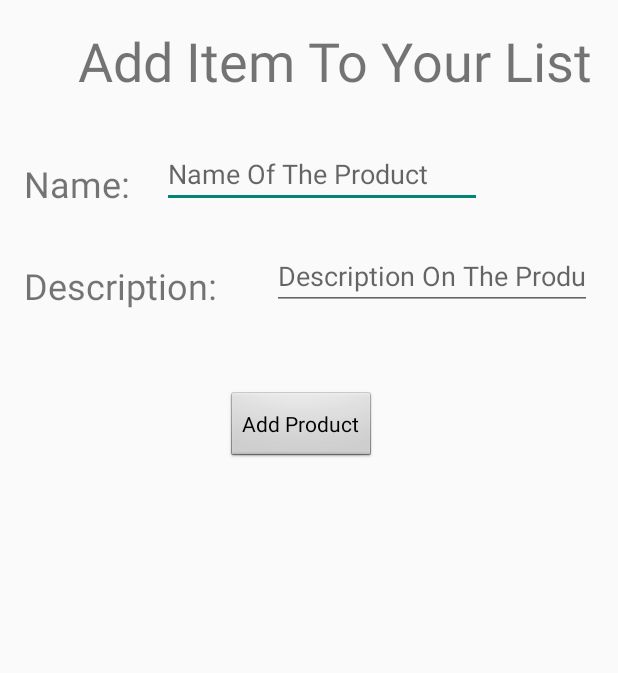
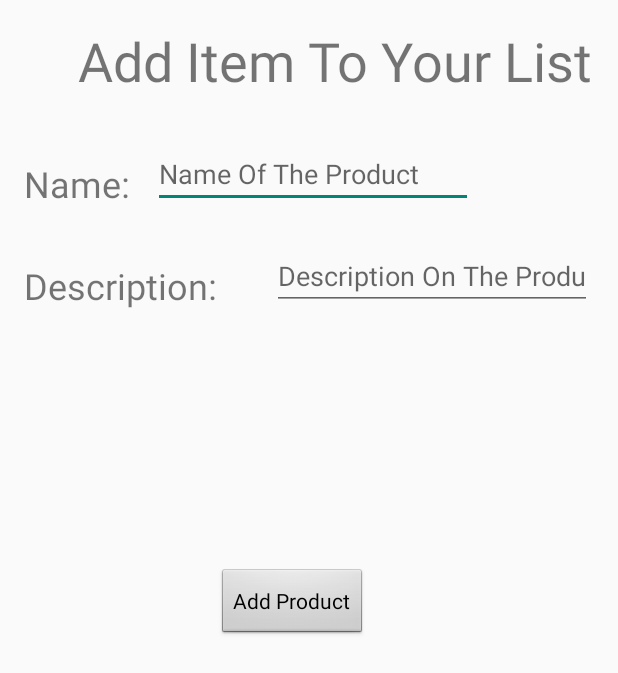
Before and after one commit to RoyiJourno/MyShoppingList, an Android app: the AddItemToList screen opened directly, with no data from a screen before it, after a tap on "Add Product", on a phone screen of 412 x 824 dp. Shown: the top 673 px of the screen. Run offline under Robolectric (Android 15) with nearby library versions, the phone set to English and light mode, and no system bars; our stand-ins replace Firebase (no records; nobody signed in at launch, a user with empty details on screens opened directly).

Commit message:
עדיין לא עובד:\

```diff
--- a/app/src/main/java/com/royijournogmail/myshoppinglist/AddItemToList.java
+++ b/app/src/main/java/com/royijournogmail/myshoppinglist/AddItemToList.java
@@ -1,14 +1,20 @@
 package com.royijournogmail.myshoppinglist;
 
+import android.provider.ContactsContract;
 import android.support.v7.app.AppCompatActivity;
 import android.os.Bundle;
 import android.view.View;
 import android.widget.Button;
 import android.widget.EditText;
+import android.widget.Toast;
 
 import com.google.firebase.auth.FirebaseAuth;
+import com.google.firebase.auth.FirebaseUser;
+import com.google.firebase.database.DataSnapshot;
+import com.google.firebase.database.DatabaseError;
 import com.google.firebase.database.DatabaseReference;
 import com.google.firebase.database.FirebaseDatabase;
+import com.google.firebase.database.ValueEventListener;
 
 public class AddItemToList extends AppCompatActivity {
 
@@ -20,16 +26,68 @@ public class AddItemToList extends AppCompatActivity {
         EditText proName = findViewById(R.id.proName);
         EditText proDesc = findViewById(R.id.proDesc);
 
+
         final String productName = proName.getText().toString();
         final String productDesc = proDesc.getText().toString();
+
 
         Button proAdd = findViewById(R.id.proAdd);
 
         proAdd.setOnClickListener(new View.OnClickListener() {
             @Override
             public void onClick(View v) {
+                try {
+                    final Product p = new Product(productName, null, productDesc); // create product
+
+
+//                FirebaseAuth userInfo = FirebaseAuth.getInstance();
+//                  final String u_id = userInfo.getUid();
+
+                FirebaseDatabase database = FirebaseDatabase.getInstance();
+                DatabaseReference ref = database.getReference();
+
+
+
+                // Attach a listener to read the data at our posts reference
+
+                ref.addValueEventListener(new ValueEventListener() {
+                        @Override
+                        public void onDataChange(DataSnapshot dataSnapshot) {
+                            Iterable<DataSnapshot> children = dataSnapshot.getChildren();
+                            for (DataSnapshot user :children ){
+                                User u = user.getValue(User.class);
+                                Toast.makeText(getApplicationContext(), "Value is: " + u.name, Toast.LENGTH_SHORT).show();
+                            }
+
+ //
+
+                        }
+
+                        @Override
+                        public void onCancelled(DatabaseError databaseError) {
+                            System.out.println("The read failed: " + databaseError.getCode());
+                        }
+                });
+                     /*   value.listOfProduct.add(p);
+                        DatabaseReference dref = FirebaseDatabase.getInstance().getReference();
+                        dref.child(u_id).setValue(value);*/
+            }
+            catch (Exception ex) {
+                Toast.makeText(getApplicationContext(),ex.getMessage().toString(), Toast.LENGTH_LONG).show();
+                ex.printStackTrace();
+
+            }
+
+
+
+
+
+
+
+
+
+
             }
         });
-
     }
 }
--- a/app/src/main/java/com/royijournogmail/myshoppinglist/Product.java
+++ b/app/src/main/java/com/royijournogmail/myshoppinglist/Product.java
@@ -9,7 +9,7 @@ public class Product {
     String p_photoUrl;
     String p_description;
 
-    public Product(String p_name,String p_photoUrl,String p_description) {
+    public Product(String p_name,String p_photoUrl , String p_description) {
         this.p_name = p_name;
         this.p_photoUrl = p_photoUrl;
         this.p_description = p_description;
--- a/app/src/main/res/layout/activity_add_item_to_list.xml
+++ b/app/src/main/res/layout/activity_add_item_to_list.xml
@@ -12,7 +12,7 @@
         android:layout_height="wrap_content"
         android:layout_marginEnd="17dp"
         android:layout_marginTop="16dp"
-        android:text="Add Item To Your List"
+        android:text="@string/additemtoyourlist"
         android:textSize="36sp"
         app:layout_constraintEnd_toEndOf="parent"
         app:layout_constraintTop_toTopOf="parent" />
@@ -23,7 +23,7 @@
         android:layout_height="wrap_content"
         android:layout_marginStart="16dp"
         android:layout_marginTop="106dp"
-        android:text="Name: "
+        android:text="@string/name"
         android:textSize="24sp"
         app:layout_constraintStart_toStartOf="parent"
         app:layout_constraintTop_toTopOf="parent" />
@@ -34,7 +34,7 @@
         android:layout_height="wrap_content"
         android:layout_marginStart="16dp"
         android:layout_marginTop="35dp"
-        android:text="Description:"
+        android:text="@string/description"
         android:textSize="24sp"
         app:layout_constraintStart_toStartOf="parent"
         app:layout_constraintTop_toBottomOf="@+id/textView7" />
@@ -45,7 +45,7 @@
         android:layout_height="wrap_content"
         android:layout_marginStart="15dp"
         android:ems="10"
-        android:hint="Name Of The Product"
+        android:hint="@string/nameoftheproduct"
         android:inputType="textPersonName"
         app:layout_constraintBottom_toBottomOf="@+id/textView7"
         app:layout_constraintStart_toEndOf="@+id/textView7" />
@@ -56,7 +56,7 @@
         android:layout_height="wrap_content"
         android:layout_marginEnd="17dp"
         android:ems="10"
-        android:hint="Description On The Product"
+        android:hint="@string/descriptionontheproduct"
         android:inputType="textPersonName"
         app:layout_constraintBottom_toBottomOf="@+id/textView8"
         app:layout_constraintEnd_toEndOf="parent" />
@@ -66,9 +66,10 @@
         style="@android:style/Widget.Button"
         android:layout_width="wrap_content"
         android:layout_height="wrap_content"
-        android:layout_marginStart="6dp"
-        android:layout_marginTop="54dp"
-        android:text="Add Product"
+        android:layout_marginTop="172dp"
+        android:text="@string/add_product"
         app:layout_constraintStart_toEndOf="@+id/textView8"
         app:layout_constraintTop_toBottomOf="@+id/proDesc" />
+
+
 </android.support.constraint.ConstraintLayout>
--- a/app/src/main/res/values/strings.xml
+++ b/app/src/main/res/values/strings.xml
@@ -2,4 +2,12 @@
     <string name="app_name">MyShoppingList</string>
     <string name="addnewshoping">רשימת קניות חדשה</string>
     <string name="addprod">הוספת מוצר לרשימה</string>
+    <string name="additemtoyourlist">Add Item To Your List</string>
+    <string name="name">Name:</string>
+    <string name="description">Description:</string>
+    <string name="nameoftheproduct">Name Of The Product</string>
+    <string name="descriptionontheproduct">Description On The Product</string>
+    <string name="add_product">Add Product</string>
+    <string name="amount">Amount:</string>
+    <string name="amountoftheproduct">Amount Of The Product</string>
 </resources>
```
Also changed, not shown: app/src/main/java/com/royijournogmail/myshoppinglist/SignUp.java (+6 -1 lines), app/src/main/java/com/royijournogmail/myshoppinglist/User.java (+8 -6 lines), 1 other file.
